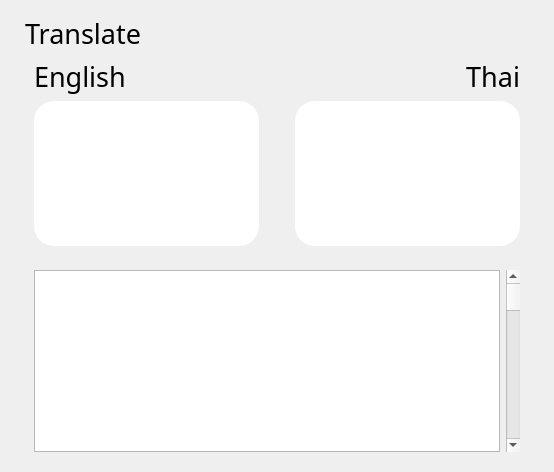
First picture: the form in ui/pages/Translator_page.ui, repository R-Ohm/SETL, before the edit.
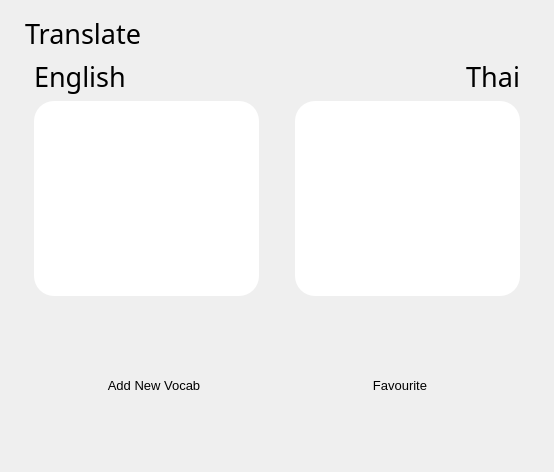
Second picture: the form after the edit. Icons and pictures are not drawn.

```diff
--- a/ui/pages/Translator_page.ui
+++ b/ui/pages/Translator_page.ui
@@ -158,6 +158,12 @@
           <pointsize>20</pointsize>
          </font>
         </property>
+        <property name="text">
+         <string/>
+        </property>
+        <property name="frame">
+         <bool>true</bool>
+        </property>
         <property name="alignment">
          <set>Qt::AlignLeading|Qt::AlignLeft|Qt::AlignTop</set>
         </property>
@@ -199,6 +205,17 @@
           <height>5000</height>
          </size>
         </property>
+        <property name="font">
+         <font>
+          <kerning>true</kerning>
+         </font>
+        </property>
+        <property name="focusPolicy">
+         <enum>Qt::WheelFocus</enum>
+        </property>
+        <property name="showDropIndicator" stdset="0">
+         <bool>true</bool>
+        </property>
        </widget>
       </item>
      </layout>
@@ -215,7 +232,7 @@
      <property name="minimumSize">
       <size>
        <width>0</width>
-       <height>200</height>
+       <height>150</height>
       </size>
      </property>
      <property name="maximumSize">
@@ -224,21 +241,59 @@
        <height>16777215</height>
       </size>
      </property>
+     <property name="styleSheet">
+      <string notr="true">QPushButton {border-radius: 24px; border: None;}
+</string>
+     </property>
      <layout class="QHBoxLayout" name="horizontalLayout_2">
       <item>
-       <widget class="QListWidget" name="listWidget_2">
-        <property name="sizePolicy">
-         <sizepolicy hsizetype="Expanding" vsizetype="Minimum">
-          <horstretch>0</horstretch>
-          <verstretch>0</verstretch>
-         </sizepolicy>
+       <widget class="QPushButton" name="pushButton_3">
+        <property name="enabled">
+         <bool>true</bool>
+        </property>
+        <property name="font">
+         <font>
+          <pointsize>10</pointsize>
+          <kerning>true</kerning>
+         </font>
+        </property>
+        <property name="styleSheet">
+         <string notr="true">QPushButton {border-radius: 24px; border: None;}</string>
+        </property>
+        <property name="text">
+         <string>Add New Vocab</string>
+        </property>
+        <property name="icon">
+         <iconset resource="../../static/resources.qrc">
+          <normaloff>:/icons/icons/add button.png</normaloff>:/icons/icons/add button.png</iconset>
+        </property>
+        <property name="iconSize">
+         <size>
+          <width>40</width>
+          <height>40</height>
+         </size>
         </property>
        </widget>
       </item>
       <item>
-       <widget class="QScrollBar" name="verticalScrollBar">
-        <property name="orientation">
-         <enum>Qt::Vertical</enum>
+       <widget class="QPushButton" name="pushButton">
+        <property name="font">
+         <font>
+          <pointsize>10</pointsize>
+         </font>
+        </property>
+        <property name="text">
+         <string>Favourite</string>
+        </property>
+        <property name="icon">
+         <iconset resource="../../static/resources.qrc">
+          <normaloff>:/icons/icons/love_btn.png</normaloff>:/icons/icons/love_btn.png</iconset>
+        </property>
+        <property name="iconSize">
+         <size>
+          <width>40</width>
+          <height>40</height>
+         </size>
         </property>
        </widget>
       </item>
```
Left out of the diff: 4 changed lines with no effect on the pictures.
